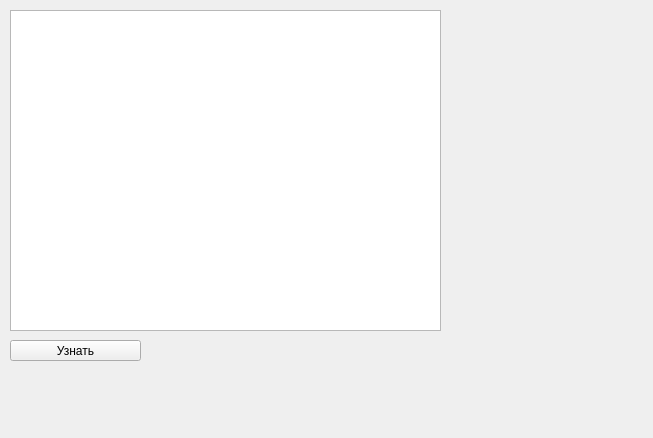
Before: the Qt Designer form main.ui in niksorokin07/coffee-2, drawn with Qt 5.
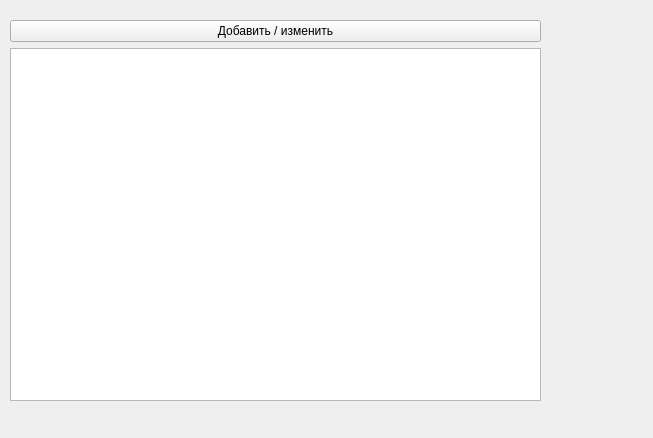
After: the same form once the commit is applied.

```diff
--- a/main.ui
+++ b/main.ui
@@ -13,28 +13,27 @@
   <property name="windowTitle">
    <string>Form</string>
   </property>
-  <widget class="QPushButton" name="btn">
+  <widget class="QWidget" name="layoutWidget">
    <property name="geometry">
     <rect>
      <x>10</x>
-     <y>340</y>
-     <width>131</width>
-     <height>21</height>
+     <y>20</y>
+     <width>531</width>
+     <height>381</height>
     </rect>
    </property>
-   <property name="text">
-    <string>Узнать</string>
-   </property>
-  </widget>
-  <widget class="QTableWidget" name="tableWidget">
-   <property name="geometry">
-    <rect>
-     <x>10</x>
-     <y>10</y>
-     <width>431</width>
-     <height>321</height>
-    </rect>
-   </property>
+   <layout class="QVBoxLayout" name="verticalLayout">
+    <item>
+     <widget class="QPushButton" name="ac">
+      <property name="text">
+       <string>Добавить / изменить</string>
+      </property>
+     </widget>
+    </item>
+    <item>
+     <widget class="QTableWidget" name="tableWidget"/>
+    </item>
+   </layout>
   </widget>
  </widget>
  <resources/>
```
